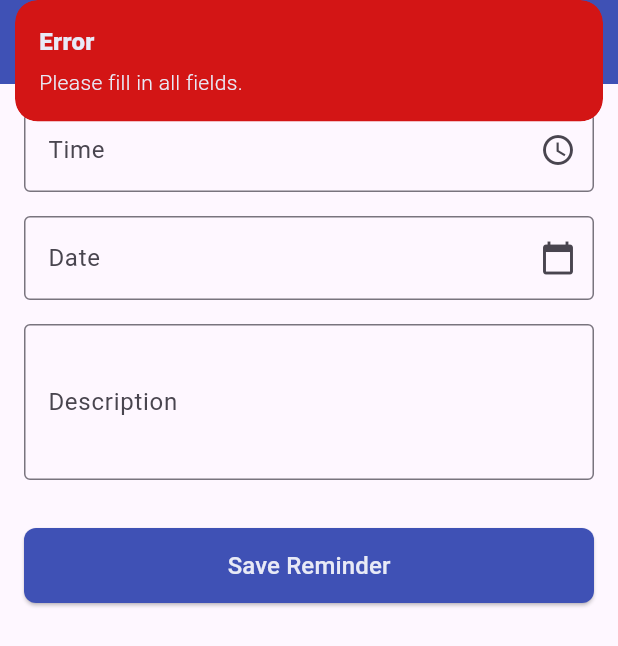
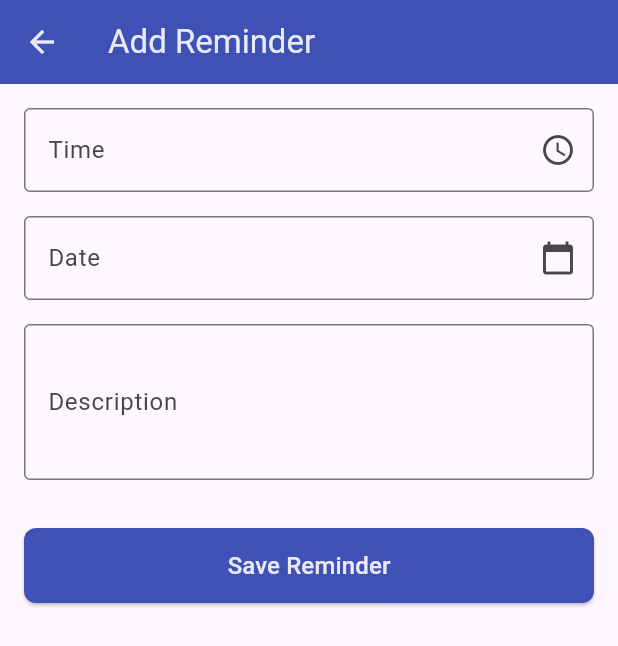
Before and after one commit to Krutarth0927/doctor, a Flutter app: the AddReminder screen opened directly, after a tap on "Save Reminder", on a phone screen of 412 x 824 dp. Shown: the top 646 px of the screen. Run offline on Flutter 3.47's test engine with Material 3 defaults, Android fonts, the phone set to English and light mode, and no system bars; our stand-ins replace get, image_picker.

Commit message:
commit message

```diff
--- a/lib/controller/menucontroller.dart
+++ b/lib/controller/menucontroller.dart
@@ -5,76 +5,5 @@ import '../menu/reminder.dart';
 
 
 class menucontroller extends GetxController {
-  var time = ''.obs;
-  var date = ''.obs;
-  var description = ''.obs;
 
-  void saveReminder() {
-    if (time.isNotEmpty && date.isNotEmpty && description.isNotEmpty) {
-      // Parse selected time and date to DateTime
-      try {
-        DateTime selectedDateTime = _parseDateTime(date.value, time.value);
-
-        if (selectedDateTime.isAfter(DateTime.now())) {
-          // Schedule notification
-          NotificationService.scheduleNotification(
-            id: DateTime.now().millisecondsSinceEpoch ~/ 1000,
-            title: "Reminder",
-            body: description.value,
-            scheduledTime: selectedDateTime,
-          );
-
-          Get.back(); // Navigate back
-          Get.snackbar(
-            "Reminder Saved",
-            "Your reminder has been successfully scheduled.",
-            snackPosition: SnackPosition.TOP,
-          );
-        } else {
-          Get.snackbar(
-            "Error",
-            "Selected time must be in the future.",
-            snackPosition: SnackPosition.TOP,
-            backgroundColor: AppColors.red,
-            colorText: AppColors.text,
-          );
-        }
-      } catch (e) {
-        Get.snackbar(
-          "Error",
-          "Invalid date or time format. Please check your inputs.",
-          snackPosition: SnackPosition.TOP,
-          backgroundColor: AppColors.red,
-          colorText: AppColors.text,
-        );
-      }
-    } else {
-      Get.snackbar(
-        "Error",
-        "Please fill in all fields.",
-        snackPosition: SnackPosition.TOP,
-        backgroundColor: AppColors.red,
-        colorText: AppColors.text,
-      );
-    }
-  }
-
-  DateTime _parseDateTime(String date, String time) {
-    // Clean up the time string to remove unexpected parts.
-    time = time.split(' ')[0] + ' ' + time.split(' ')[1]; // Removes "at 6" or other extra text.
-
-    final DateFormat dateFormatter = DateFormat('dd/MM/yyyy');
-    final DateFormat timeFormatter = DateFormat('h:mm a');
-
-    final DateTime parsedDate = dateFormatter.parse(date);
-    final DateTime parsedTime = timeFormatter.parse(time);
-
-    return DateTime(
-      parsedDate.year,
-      parsedDate.month,
-      parsedDate.day,
-      parsedTime.hour,
-      parsedTime.minute,
-    );
-  }
 }
--- a/lib/main.dart
+++ b/lib/main.dart
@@ -6,8 +6,7 @@ import 'package:get/get.dart';
 import 'menu/reminder.dart';
 
 Future<void> main() async {
-  WidgetsFlutterBinding.ensureInitialized();
-  NotificationService.initialize();
+
   runApp(const MyApp());
 }
 
```
Also changed, not shown: lib/menu/reminder.dart (+11 -78 lines).
